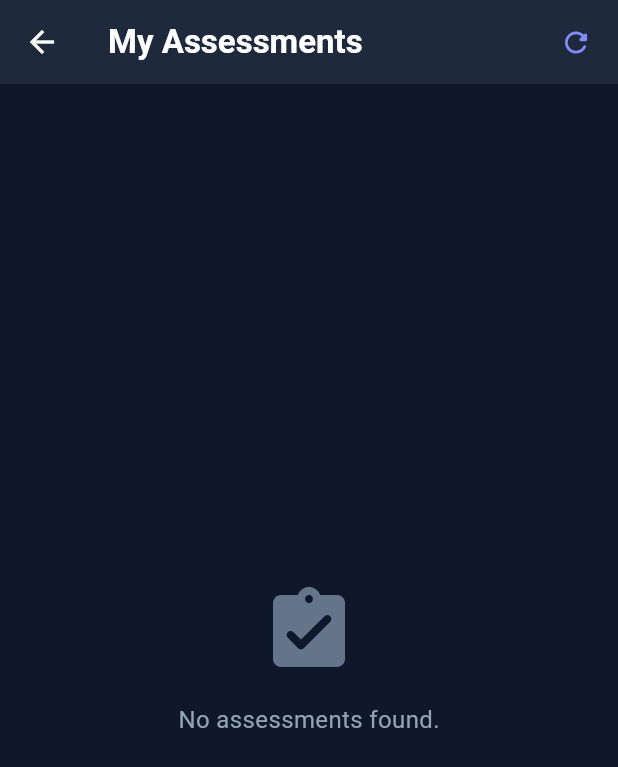
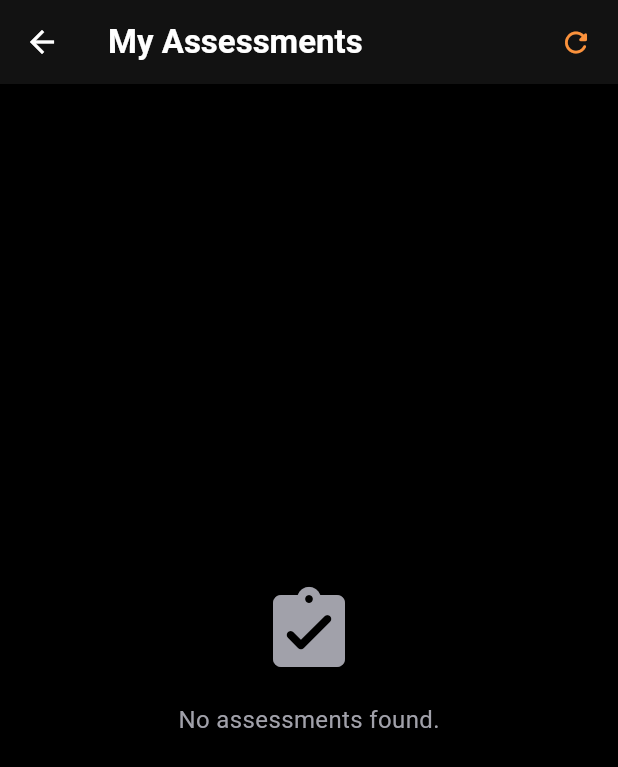
Before and after one commit to CyberViper19/rhul-timetable, a Flutter app: the TimetableDashboardScreen screen opened directly with empty values, in the side drawer, after a tap on "My Assessments", on a phone screen of 412 x 824 dp. Shown: the top 767 px of the screen. Run offline on Flutter 3.47's test engine with Material 3 defaults, Android fonts, the phone set to English and light mode, and no system bars; our stand-ins replace flutter_local_notifications, flutter_secure_storage, hive_flutter, permission_handler, timezone, webview_flutter; missing offline and left inert: workmanager; accounts and stored records are empty; statements that could not run were skipped.

Commit message:
Update RHUL theme to pitch black and add live themeNotifier listeners to all screens

```diff
--- a/lib/app_theme_config.dart
+++ b/lib/app_theme_config.dart
@@ -75,12 +75,12 @@ class AppThemeConfig {
           displayName: 'RHUL Theme',
           primaryColor: Color(0xFFF97316), // Royal Holloway Orange
           secondaryColor: Color(0xFFFB923C),
-          scaffoldBackgroundColor: Color(0xFF0F172A),
-          cardBackgroundColor: Color(0xFF1E293B),
-          containerBackgroundColor: Color(0xFF0F172A),
-          borderColor: Color(0xFF334155),
+          scaffoldBackgroundColor: Color(0xFF000000), // Pure Black
+          cardBackgroundColor: Color(0xFF121212), // Deep Pitch Black Card
+          containerBackgroundColor: Color(0xFF000000), // Pure Black Container
+          borderColor: Color(0xFF27272A),
           textColor: Colors.white,
-          subtitleTextColor: Color(0xFF94A3B8),
+          subtitleTextColor: Color(0xFFA1A1AA),
           assessmentColor: Color(0xFFF97316),
           optionalColor: Color(0xFF10B981),
         );
--- a/lib/main.dart
+++ b/lib/main.dart
@@ -369,12 +369,18 @@ class _TimetableDashboardScreenState extends State<TimetableDashboardScreen> {
     super.initState();
     _initializeInitialDate();
     _weekPageController = PageController(initialPage: _pageIndexFromDate(_selectedDate));
+    themeNotifier.addListener(_onThemeChanged);
   }
 
   @override
   void dispose() {
+    themeNotifier.removeListener(_onThemeChanged);
     _weekPageController.dispose();
     super.dispose();
+  }
+
+  void _onThemeChanged() {
+    if (mounted) setState(() {});
   }
 
   void _initializeInitialDate() {
@@ -1265,6 +1271,22 @@ class MyAssessmentsScreen extends StatefulWidget {
 class _MyAssessmentsScreenState extends State<MyAssessmentsScreen> {
   bool _isCompletedExpanded = false;
 
+  @override
+  void initState() {
+    super.initState();
+    themeNotifier.addListener(_onThemeChanged);
+  }
+
+  @override
+  void dispose() {
+    themeNotifier.removeListener(_onThemeChanged);
+    super.dispose();
+  }
+
+  void _onThemeChanged() {
+    if (mounted) setState(() {});
+  }
+
   bool _isEventCompleted(TimetableEvent item) {
     DateTime? endDateTime;
     final dt = DateTime.tryParse(item.exactDate);
@@ -1284,6 +1306,8 @@ class _MyAssessmentsScreenState extends State<MyAssessmentsScreen> {
   @override
   Widget build(BuildContext context) {
     final useIOSStyle = !kIsWeb && Platform.isIOS;
+    final systemBrightness = MediaQuery.platformBrightnessOf(context);
+    final activeTheme = AppThemeConfig.getTheme(themeNotifier.value, systemBrightness);
 
     final allAssessments = widget.events.where((e) {
       final t = e.type.toLowerCase();
@@ -1298,16 +1322,17 @@ class _MyAssessmentsScreenState extends State<MyAssessmentsScreen> {
     final completed = allAssessments.where((e) => _isEventCompleted(e)).toList();
 
     return Scaffold(
+      backgroundColor: activeTheme.scaffoldBackgroundColor,
       appBar: AppBar(
-        backgroundColor: const Color(0xFF1E293B),
+        backgroundColor: activeTheme.cardBackgroundColor,
         elevation: 0,
-        title: const Text(
+        title: Text(
           "My Assessments",
-          style: TextStyle(fontWeight: FontWeight.bold, color: Colors.white),
+          style: TextStyle(fontWeight: FontWeight.bold, color: activeTheme.textColor),
         ),
         actions: [
           if (widget.onRefresh != null)
-            _SyncIconButton(onRefresh: widget.onRefresh!),
+            _SyncIconButton(onRefresh: widget.onRefresh!, color: activeTheme.secondaryColor),
           const SizedBox(width: 4),
         ],
       ),
@@ -1319,12 +1344,12 @@ class _MyAssessmentsScreenState extends State<MyAssessmentsScreen> {
                   Icon(
                     useIOSStyle ? CupertinoIcons.doc_text_search : Icons.assignment_turned_in_rounded,
                     size: 64,
-                    color: const Color(0xFF64748B),
+                    color: activeTheme.subtitleTextColor,
                   ),
                   const SizedBox(height: 16),
-                  const Text(
+                  Text(
                     "No assessments found.",
-                    style: TextStyle(color: Color(0xFF94A3B8), fontSize: 16),
+                    style: TextStyle(color: activeTheme.subtitleTextColor, fontSize: 16),
                   ),
                 ],
               ),
@@ -1333,23 +1358,23 @@ class _MyAssessmentsScreenState extends State<MyAssessmentsScreen> {
               padding: const EdgeInsets.all(16),
               children: [
                 if (upcoming.isEmpty && completed.isNotEmpty)
-                  const Padding(
-                    padding: EdgeInsets.only(bottom: 12),
+                  Padding(
+                    padding: const EdgeInsets.only(bottom: 12),
                     child: Text(
                       "No upcoming assessments.",
-                      style: TextStyle(color: Color(0xFF94A3B8), fontSize: 14),
+                      style: TextStyle(color: activeTheme.subtitleTextColor, fontSize: 14),
                     ),
                   ),
 
-                ...upcoming.map((item) => _buildAssessmentCard(item, isCompleted: false, useIOSStyle: useIOSStyle)),
+                ...upcoming.map((item) => _buildAssessmentCard(item, isCompleted: false, useIOSStyle: useIOSStyle, activeTheme: activeTheme)),
 
                 if (completed.isNotEmpty) ...[
                   const SizedBox(height: 8),
                   Card(
-                    color: const Color(0xFF1E293B),
+                    color: activeTheme.cardBackgroundColor,
                     shape: RoundedRectangleBorder(
                       borderRadius: BorderRadius.circular(12),
-                      side: const BorderSide(color: Color(0xFF334155)),
+                      side: BorderSide(color: activeTheme.borderColor),
                     ),
                     child: InkWell(
                       borderRadius: BorderRadius.circular(12),
@@ -1371,8 +1396,8 @@ class _MyAssessmentsScreenState extends State<MyAssessmentsScreen> {
                             Expanded(
                               child: Text(
                                 "Completed Assessments (${completed.length})",
-                                style: const TextStyle(
-                                  color: Colors.white,
+                                style: TextStyle(
+                                  color: activeTheme.textColor,
                                   fontWeight: FontWeight.bold,
                                   fontSize: 15,
                                 ),
@@ -1382,7 +1407,7 @@ class _MyAssessmentsScreenState extends State<MyAssessmentsScreen> {
                               _isCompletedExpanded
                                   ? (useIOSStyle ? CupertinoIcons.chevron_up : Icons.keyboard_arrow_up_rounded)
                                   : (useIOSStyle ? CupertinoIcons.chevron_down : Icons.keyboard_arrow_down_rounded),
-                              color: const Color(0xFF94A3B8),
+                              color: activeTheme.subtitleTextColor,
                             ),
                           ],
                         ),
@@ -1397,7 +1422,7 @@ class _MyAssessmentsScreenState extends State<MyAssessmentsScreen> {
                             padding: const EdgeInsets.only(top: 12),
                             child: Column(
                               children: completed
-                                  .map((item) => _buildAssessmentCard(item, isCompleted: true, useIOSStyle: useIOSStyle))
+                                  .map((item) => _buildAssessmentCard(item, isCompleted: true, useIOSStyle: useIOSStyle, activeTheme: activeTheme))
                                   .toList(),
                             ),
                           )
@@ -1409,18 +1434,18 @@ class _MyAssessmentsScreenState extends State<MyAssessmentsScreen> {
     );
   }
 
-  Widget _buildAssessmentCard(TimetableEvent item, {required bool isCompleted, required bool useIOSStyle}) {
+  Widget _buildAssessmentCard(TimetableEvent item, {required bool isCompleted, required bool useIOSStyle, required AppThemeConfig activeTheme}) {
     return Card(
       margin: const EdgeInsets.only(bottom: 14),
       color: isCompleted
-          ? const Color(0xFF151E2E)
-          : const Color(0xFF1E293B),
+          ? activeTheme.containerBackgroundColor
+          : activeTheme.cardBackgroundColor,
       shape: RoundedRectangleBorder(
         borderRadius: BorderRadius.circular(useIOSStyle ? 16 : 12),
         side: BorderSide(
           color: isCompleted
-              ? const Color(0xFF334155).withValues(alpha: 0.5)
-              : const Color(0xFFF59E0B).withValues(alpha: 0.5),
+              ? activeTheme.borderColor.withValues(alpha: 0.5)
+              : activeTheme.assessmentColor.withValues(alpha: 0.5),
           width: isCompleted ? 1 : 1.5,
         ),
       ),
@@ -1438,9 +1463,9 @@ class _MyAssessmentsScreenState extends State<MyAssessmentsScreen> {
                     style: TextStyle(
                       fontSize: 16,
                       fontWeight: FontWeight.bold,
-                      color: isCompleted ? const Color(0xFF94A3B8) : Colors.white,
+                      color: isCompleted ? activeTheme.subtitleTextColor : activeTheme.textColor,
                       decoration: isCompleted ? TextDecoration.lineThrough : TextDecoration.none,
-                      decorationColor: const Color(0xFF94A3B8),
+                      decorationColor: activeTheme.subtitleTextColor,
                     ),
                   ),
                 ),
@@ -1473,14 +1498,14 @@ class _MyAssessmentsScreenState extends State<MyAssessmentsScreen> {
                   Container(
                     padding: const EdgeInsets.symmetric(horizontal: 8, vertical: 4),
                     decoration: BoxDecoration(
-                      color: const Color(0xFFF59E0B).withValues(alpha: 0.2),
+                      color: activeTheme.assessmentColor.withValues(alpha: 0.2),
                       borderRadius: BorderRadius.circular(6),
                     ),
                     child: Text(
                       item.type,
-                      style: const TextStyle(
+                      style: TextStyle(
                         fontSize: 11,
-                        color: Color(0xFFF59E0B),
+                        color: activeTheme.assessmentColor,
                         fontWeight: FontWeight.bold,
                       ),
                     ),
@@ -1493,13 +1518,13 @@ class _MyAssessmentsScreenState extends State<MyAssessmentsScreen> {
                 Icon(
                   useIOSStyle ? CupertinoIcons.calendar : Icons.calendar_today_rounded,
                   size: 14,
-                  color: isCompleted ? const Color(0xFF64748B) : const Color(0xFF94A3B8),
+                  color: activeTheme.subtitleTextColor,
                 ),
                 const SizedBox(width: 6),
                 Text(
                   "${item.day}, ${item.formattedDate}",
                   style: TextStyle(
-                    color: isCompleted ? const Color(0xFF94A3B8) : Colors.white,
+                    color: isCompleted ? activeTheme.subtitleTextColor : activeTheme.textColor,
                     fontWeight: FontWeight.w600,
                     fontSize: 13,
                     decoration: isCompleted ? TextDecoration.lineThrough : TextDecoration.none,
@@ -1510,7 +1535,7 @@ class _MyAssessmentsScreenState extends State<MyAssessmentsScreen> {
                   Container(
                     padding: const EdgeInsets.symmetric(horizontal: 6, vertical: 2),
                     decoration: BoxDecoration(
-                      color: const Color(0xFF6366F1).withValues(alpha: isCompleted ? 0.1 : 0.2),
+                      color: activeTheme.primaryColor.withValues(alpha: isCompleted ? 0.1 : 0.2),
                       borderRadius: BorderRadius.circular(6),
                     ),
                     child: Text(
@@ -1518,8 +1543,8 @@ class _MyAssessmentsScreenState extends State<MyAssessmentsScreen> {
                       style: TextStyle(
                         fontSize: 10,
                         color: isCompleted
-                            ? const Color(0xFF64748B)
-                            : const Color(0xFFA5B4FC),
+                            ? activeTheme.subtitleTextColor
+                            : activeTheme.secondaryColor,
                         fontWeight: FontWeight.bold,
                       ),
                     ),
```
